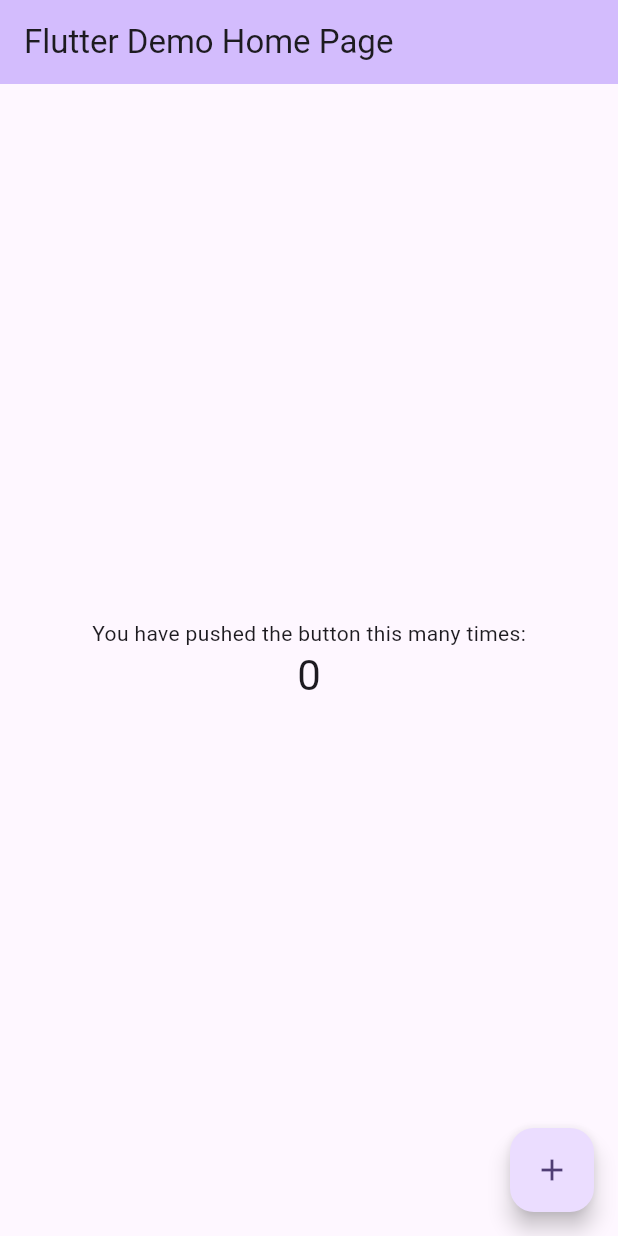
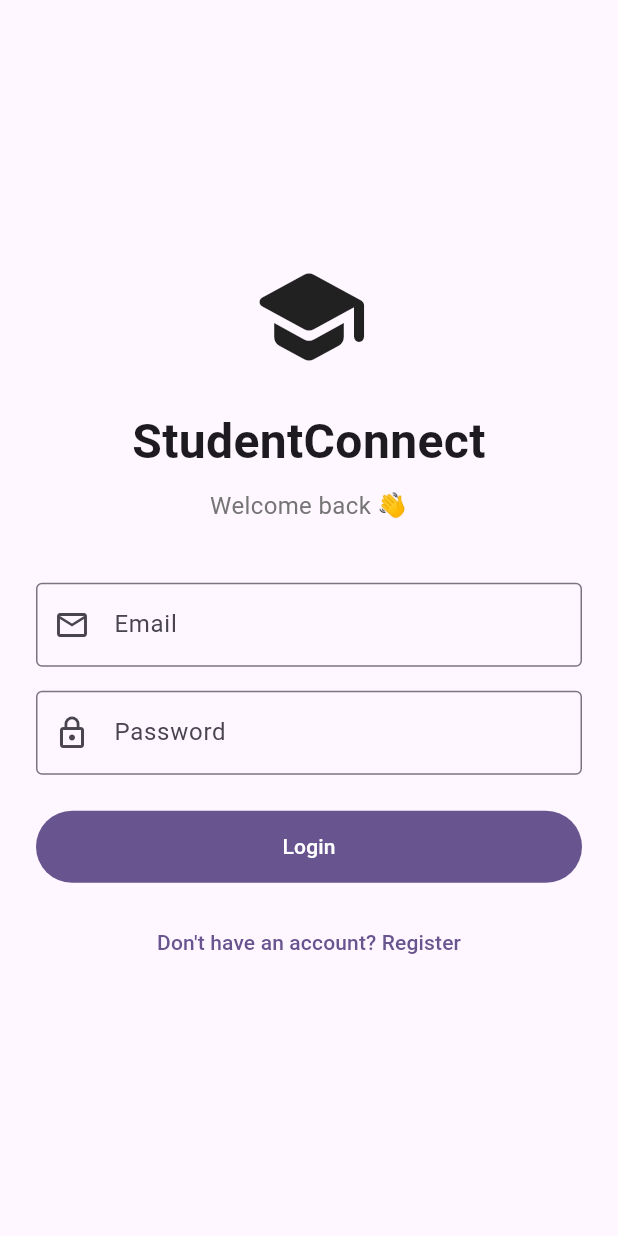
Before and after one commit to Lumko02/StudentConnect, a Flutter app: the screen it shows after launch, on a phone screen of 412 x 824 dp. Run offline on Flutter 3.47's test engine with Material 3 defaults, Android fonts, the light colour scheme and no system bars; our stand-ins replace firebase_core; accounts and stored records are empty; statements that could not run were skipped.

Commit message:
feat: create login screen

```diff
--- a/lib/main.dart
+++ b/lib/main.dart
@@ -1,6 +1,7 @@
 import 'package:firebase_core/firebase_core.dart';
 import 'firebase_options.dart';
 import 'package:flutter/material.dart';
+import 'screens/login_screen.dart';
 
 Future<void> main() async {
   WidgetsFlutterBinding.ensureInitialized();
@@ -38,7 +39,7 @@ class MyApp extends StatelessWidget {
         // tested with just a hot reload.
         colorScheme: .fromSeed(seedColor: Colors.deepPurple),
       ),
-      home: const MyHomePage(title: 'Flutter Demo Home Page'),
+      home: const LoginScreen(),
     );
   }
 }
--- /dev/null
+++ b/lib/screens/login_screen.dart
@@ -0,0 +1,106 @@
+import 'package:flutter/material.dart';
+
+class LoginScreen extends StatefulWidget {
+  const LoginScreen({super.key});
+
+  @override
+  State<LoginScreen> createState() => _LoginScreenState();
+}
+
+class _LoginScreenState extends State<LoginScreen> {
+  final emailController = TextEditingController();
+  final passwordController = TextEditingController();
+
+  @override
+  void dispose() {
+    emailController.dispose();
+    passwordController.dispose();
+    super.dispose();
+  }
+
+  @override
+  Widget build(BuildContext context) {
+    return Scaffold(
+      body: SafeArea(
+        child: Center(
+          child: SingleChildScrollView(
+            padding: const EdgeInsets.all(24),
+            child: ConstrainedBox(
+              constraints: const BoxConstraints(maxWidth: 420),
+              child: Column(
+                mainAxisAlignment: MainAxisAlignment.center,
+                crossAxisAlignment: CrossAxisAlignment.stretch,
+                children: [
+                  const Icon(
+                    Icons.school_rounded,
+                    size: 80,
+                  ),
+                  const SizedBox(height: 20),
+
+                  const Text(
+                    'StudentConnect',
+                    textAlign: TextAlign.center,
+                    style: TextStyle(
+                      fontSize: 32,
+                      fontWeight: FontWeight.bold,
+                    ),
+                  ),
+                  const SizedBox(height: 8),
+
+                  Text(
+                    'Welcome back 👋',
+                    textAlign: TextAlign.center,
+                    style: TextStyle(
+                      fontSize: 16,
+                      color: Colors.grey.shade600,
+                    ),
+                  ),
+                  const SizedBox(height: 40),
+
+                  TextField(
+                    controller: emailController,
+                    keyboardType: TextInputType.emailAddress,
+                    decoration: const InputDecoration(
+                      labelText: 'Email',
+                      hintText: 'student@example.com',
+                      prefixIcon: Icon(Icons.email_outlined),
+                      border: OutlineInputBorder(),
+                    ),
+                  ),
+                  const SizedBox(height: 16),
+
+                  TextField(
+                    controller: passwordController,
+                    obscureText: true,
+                    decoration: const InputDecoration(
+                      labelText: 'Password',
+                      prefixIcon: Icon(Icons.lock_outline),
+                      border: OutlineInputBorder(),
+                    ),
+                  ),
+                  const SizedBox(height: 24),
+
+                  FilledButton(
+                    onPressed: () {},
+                    child: const Padding(
+                      padding: EdgeInsets.symmetric(vertical: 14),
+                      child: Text('Login'),
+                    ),
+                  ),
+                  const SizedBox(height: 16),
+
+                  TextButton(
+                    onPressed: () {},
+                    child: const Text(
+                      "Don't have an account? Register",
+                    ),
+                  ),
+                ],
+              ),
+            ),
+          ),
+        ),
+      ),
+    );
+  }
+}
```
Also changed, not shown: 1 other file.
